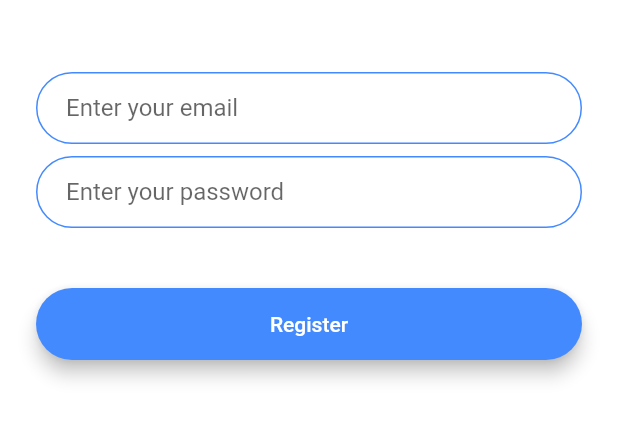
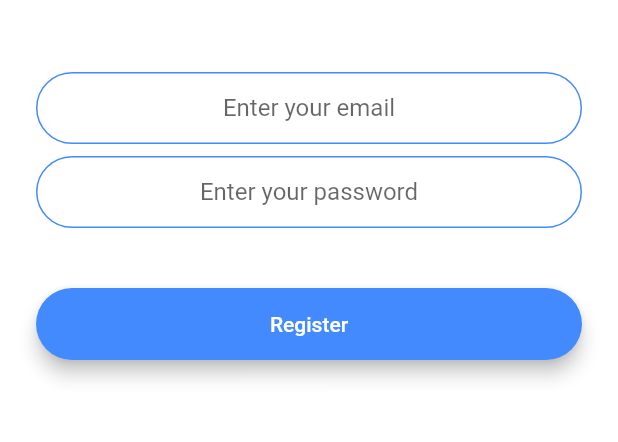
Before and after one commit to lakshay-7014/Chat_App, a Flutter app: the RegistrationScreen screen opened by its route, on a phone screen of 412 x 824 dp, the part 576-1018 px from its top. Run offline on Flutter 3.47's test engine with Material 2 defaults, Android fonts, the phone set to English and light mode, and no system bars; drawn by our look-alikes of modal_progress_hud_nsn; our stand-ins replace cloud_firestore, firebase_auth, firebase_core; accounts and stored records are empty.

Commit message:
This is a commit

```diff
--- a/lib/screens/registration_screen.dart
+++ b/lib/screens/registration_screen.dart
@@ -1,5 +1,7 @@
+import 'package:chat_app/screens/chat_screen.dart';
 import 'package:flutter/material.dart';
-
+import 'package:firebase_auth/firebase_auth.dart';
+import 'package:modal_progress_hud_nsn/modal_progress_hud_nsn.dart';
 class RegistrationScreen extends StatefulWidget {
   static const String id = 'registration_screen';
 
@@ -9,12 +11,18 @@ class RegistrationScreen extends StatefulWidget {
 }
 
 class _RegistrationScreenState extends State<RegistrationScreen> {
+  final _auth= FirebaseAuth.instance;
+  bool showSpinner=false;
+  late String email;
+  late String password;
   @override
   Widget build(BuildContext context) {
     return Scaffold(
       backgroundColor: Colors.white,
-      body: Padding(
-        padding: EdgeInsets.symmetric(horizontal: 24.0),
+      body: ModalProgressHUD(
+        inAsyncCall: showSpinner,
+        child: Padding(
+          padding: const EdgeInsets.symmetric(horizontal: 24.0),
           child: Column(
             mainAxisAlignment: MainAxisAlignment.center,
             crossAxisAlignment: CrossAxisAlignment.stretch,
@@ -23,14 +31,17 @@ class _RegistrationScreenState extends State<RegistrationScreen> {
                 height: 200.0,
                 child: Image.asset('images/logo.png'),
               ),
-            SizedBox(
+              const SizedBox(
                 height: 48.0,
               ),
               TextField(
+                keyboardType: TextInputType.emailAddress,
+                textAlign: TextAlign.center,
                 onChanged: (value) {
                   //Do something with the user input.
+                  email=value;
                 },
-              decoration: InputDecoration(
+                decoration: const InputDecoration(
                   hintText: 'Enter your email',
                   contentPadding:
                   EdgeInsets.symmetric(vertical: 10.0, horizontal: 20.0),
@@ -47,14 +58,17 @@ class _RegistrationScreenState extends State<RegistrationScreen> {
                   ),
                 ),
               ),
-            SizedBox(
+              const SizedBox(
                 height: 8.0,
               ),
               TextField(
+                textAlign: TextAlign.center,
+                obscureText: true,
                 onChanged: (value) {
                   //Do something with the user input.
+                  password=value;
                 },
-              decoration: InputDecoration(
+                decoration: const InputDecoration(
                   hintText: 'Enter your password',
                   contentPadding:
                   EdgeInsets.symmetric(vertical: 10.0, horizontal: 20.0),
@@ -71,22 +85,40 @@ class _RegistrationScreenState extends State<RegistrationScreen> {
                   ),
                 ),
               ),
-            SizedBox(
+              const SizedBox(
                 height: 24.0,
               ),
               Padding(
-              padding: EdgeInsets.symmetric(vertical: 16.0),
+                padding: const EdgeInsets.symmetric(vertical: 16.0),
                 child: Material(
                   color: Colors.blueAccent,
-                borderRadius: BorderRadius.all(Radius.circular(30.0)),
+                  borderRadius: const BorderRadius.all(Radius.circular(30.0)),
                   elevation: 5.0,
                   child: MaterialButton(
-                  onPressed: () {
+                    onPressed: () async{
+
                       //Implement registration functionality.
+                      setState((){
+                        showSpinner=true;
+                      });
+                      try {
+                        final newUser = await _auth
+                            .createUserWithEmailAndPassword(
+                            email: email, password: password);
+                        if(newUser!=null){
+                          Navigator.pushNamed(context, ChatScreen.id);
+                        }
+                        setState((){
+                          showSpinner=false;
+                        });
+                      }
+                      catch(e){
+                        print(e);
+                      }
                     },
                     minWidth: 200.0,
                     height: 42.0,
-                  child: Text(
+                    child: const Text(
                       'Register',
                       style: TextStyle(color: Colors.white),
                     ),
@@ -96,6 +128,7 @@ class _RegistrationScreenState extends State<RegistrationScreen> {
             ],
           ),
         ),
+      ),
     );
   }
 }
--- a/pubspec.yaml
+++ b/pubspec.yaml
@@ -38,6 +38,7 @@ dependencies:
   firebase_core: ^1.16.0
   firebase_auth: ^3.3.17
   firebase_storage: ^10.2.15
+  modal_progress_hud_nsn: ^0.1.0-nullsafety-1
 
 dev_dependencies:
   flutter_test:
```
Also changed, not shown: lib/screens/chat_screen.dart (+36 -0 lines), lib/screens/login_screen.dart (+33 -3 lines), pubspec.lock. Lines whose indentation alone changed are shown as unchanged.
